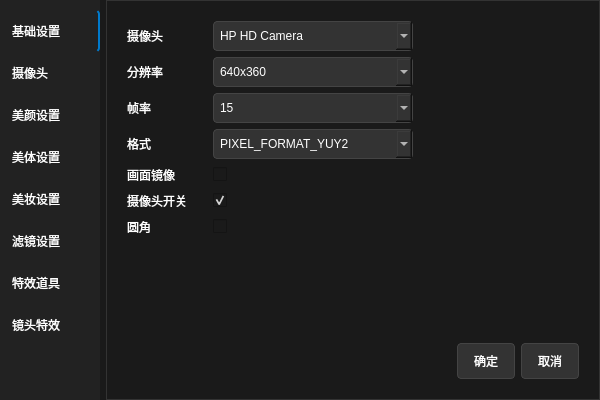
Before: the Qt Designer form src/app/camera_settings.ui in fancrystal/livePCWindows, drawn with Qt 5.
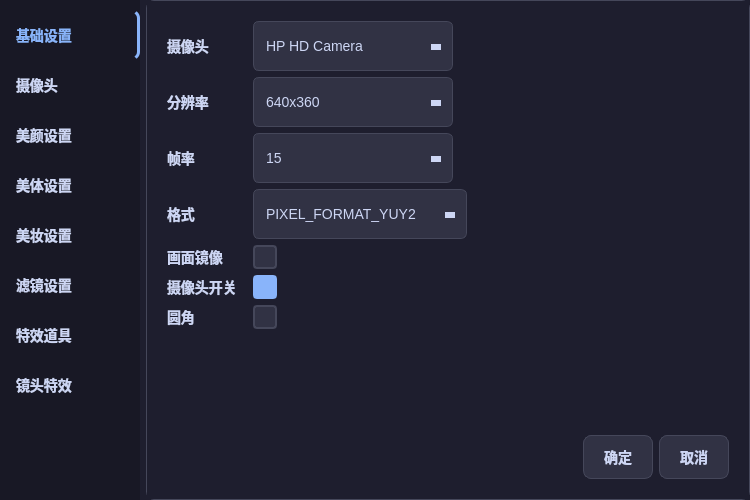
After: the same form once the commit is applied.

Patch:
```diff
--- a/src/app/camera_settings.ui
+++ b/src/app/camera_settings.ui
@@ -6,28 +6,39 @@
    <rect>
     <x>0</x>
     <y>0</y>
-    <width>600</width>
-    <height>400</height>
+    <width>750</width>
+    <height>500</height>
    </rect>
   </property>
   <property name="windowTitle">
    <string>摄像头设置</string>
   </property>
   <property name="styleSheet">
-   <string notr="true">QDialog { background-color: #1a1a1a; color: #ffffff; }
-QWidget { background-color: #1a1a1a; color: #ffffff; }
-QPushButton { background-color: #333333; color: #ffffff; border: 1px solid #444444; border-radius: 4px; padding: 8px 16px; }
-QPushButton:hover { background-color: #444444; }
-QPushButton:pressed { background-color: #555555; }
-QPushButton:checked { background-color: #222222; border-color: #007acc; }
-QLabel { color: #ffffff; }
-QCheckBox { color: #ffffff; }
-QComboBox { background-color: #333333; color: #ffffff; border: 1px solid #444444; border-radius: 4px; padding: 6px; }
-QStackedWidget { background-color: #222222; border: 1px solid #333333; }
+   <string notr="true">QDialog { background-color: #1e1e2e; color: #cdd6f4; }
+QWidget { background-color: #1e1e2e; color: #cdd6f4; font-family: 'Microsoft YaHei', 'Segoe UI', sans-serif; font-size: 14px; }
+QPushButton { background-color: #313244; color: #cdd6f4; border: 1px solid #45475a; border-radius: 8px; padding: 10px 20px; font-weight: 500; }
+QPushButton:hover { background-color: #45475a; border-color: #89b4fa; }
+QPushButton:pressed { background-color: #585b70; }
+QPushButton:checked { background-color: #313244; border-color: #89b4fa; color: #89b4fa; font-weight: 600; }
+QLabel { color: #cdd6f4; font-weight: 500; }
+QCheckBox { color: #cdd6f4; spacing: 8px; }
+QCheckBox::indicator { width: 20px; height: 20px; border: 2px solid #45475a; border-radius: 4px; background-color: #313244; }
+QCheckBox::indicator:hover { border-color: #89b4fa; }
+QCheckBox::indicator:checked { background-color: #89b4fa; border-color: #89b4fa; }
+QCheckBox::indicator:checked::after { content: '✓'; color: #1e1e2e; font-weight: bold; }
+QComboBox { background-color: #313244; color: #cdd6f4; border: 1px solid #45475a; border-radius: 6px; padding: 8px 12px; min-height: 32px; }
+QComboBox:hover { border-color: #89b4fa; }
+QComboBox:focus { border-color: #89b4fa; }
+QComboBox::drop-down { border: none; width: 32px; background-color: #313244; border-top-right-radius: 6px; border-bottom-right-radius: 6px; }
+QComboBox::down-arrow { width: 0; height: 0; border-left: 5px solid transparent; border-right: 5px solid transparent; border-top: 6px solid #cdd6f4; margin-top: 2px; }
+QComboBox QAbstractItemView { background-color: #313244; border: 1px solid #45475a; border-radius: 6px; selection-background-color: #45475a; selection-color: #cdd6f4; outline: none; }
+QComboBox QAbstractItemView::item { padding: 8px 12px; min-height: 28px; }
+QComboBox QAbstractItemView::item:hover { background-color: #45475a; }
+QStackedWidget { background-color: #1e1e2e; border: 1px solid #45475a; border-radius: 8px; }
 /* 左侧标签按钮样式 */
-#leftPanel QPushButton { background-color: #333333; color: #ffffff; border: none; border-right: 2px solid transparent; padding: 12px; text-align: left; }
-#leftPanel QPushButton:hover { background-color: #444444; }
-#leftPanel QPushButton:checked { background-color: #222222; border-right: 2px solid #007acc; }</string>
+#leftPanel QPushButton { background-color: transparent; color: #cdd6f4; border: none; border-right: 3px solid transparent; padding: 14px 16px; text-align: left; font-size: 14px; font-weight: 500; }
+#leftPanel QPushButton:hover { background-color: #313244; color: #cdd6f4; }
+#leftPanel QPushButton:checked { background-color: #313244; border-right: 3px solid #89b4fa; color: #89b4fa; font-weight: 600; }</string>
   </property>
   <layout class="QVBoxLayout" name="verticalLayout">
    <property name="spacing">
@@ -52,18 +63,18 @@
       <widget class="QWidget" name="leftPanel" native="true">
        <property name="minimumSize">
         <size>
-         <width>100</width>
+         <width>140</width>
          <height>0</height>
         </size>
        </property>
        <property name="maximumSize">
         <size>
-         <width>120</width>
+         <width>160</width>
          <height>16777215</height>
         </size>
        </property>
        <property name="styleSheet">
-        <string notr="true">background-color: #222222;</string>
+        <string notr="true">background-color: #181825;</string>
        </property>
        <layout class="QVBoxLayout" name="verticalLayout_left">
         <property name="spacing">
```
